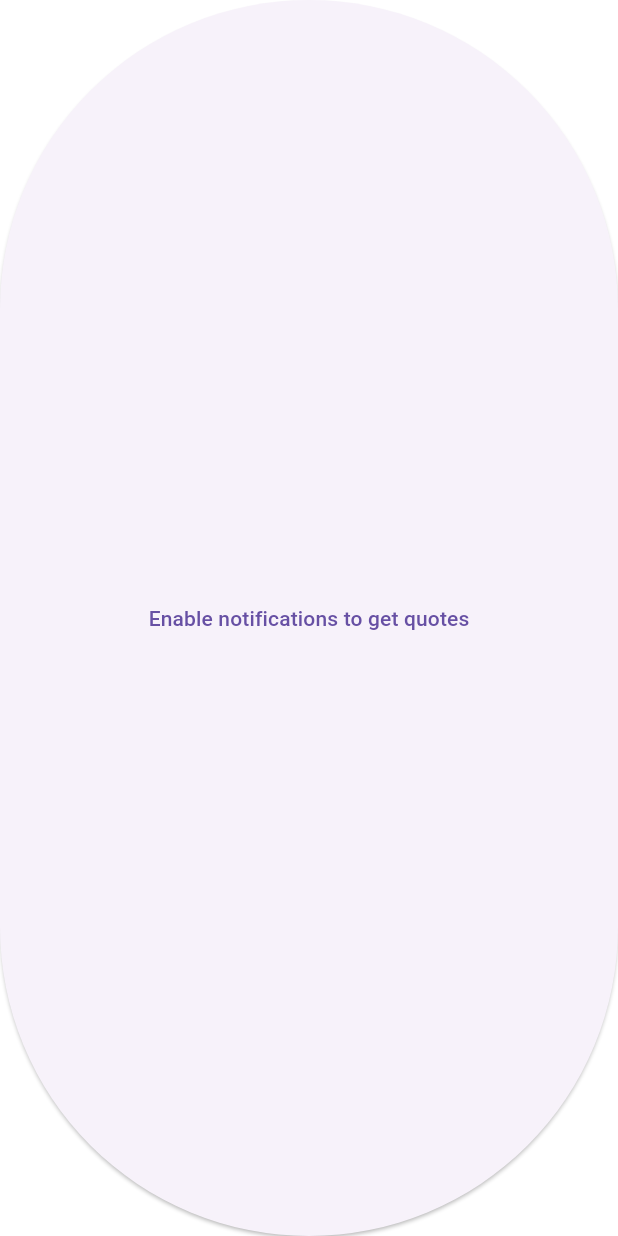
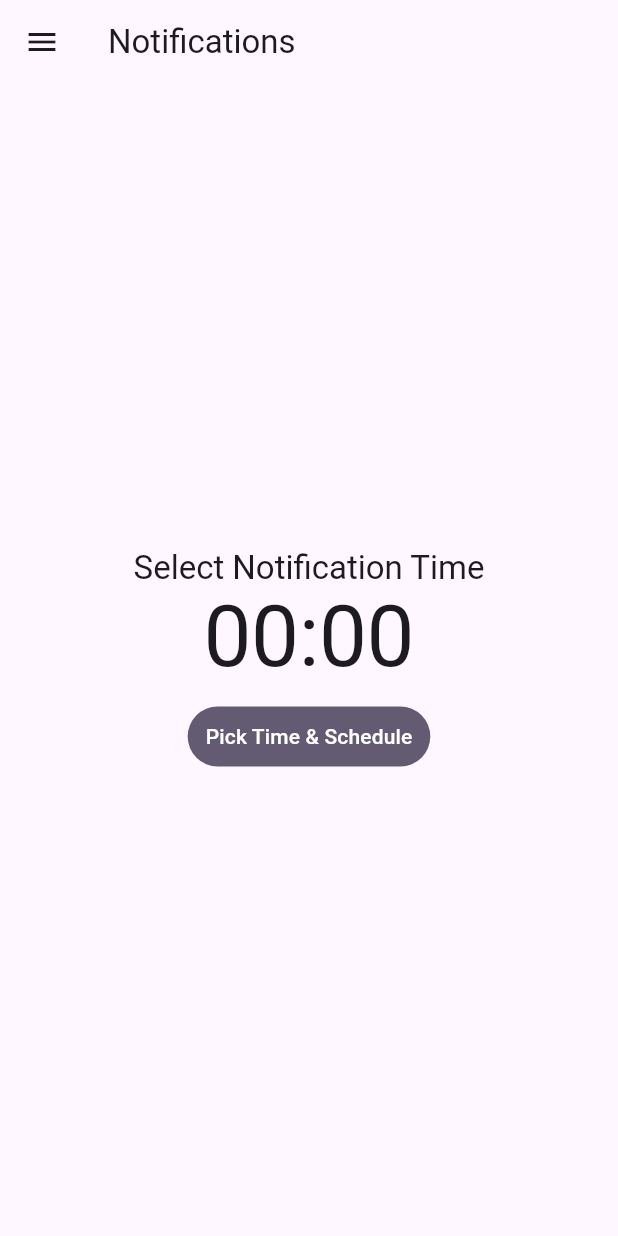
Before and after one commit to RinciAtrey/Quote, a Flutter app: the NotificationPage screen opened by its route, on a phone screen of 412 x 824 dp. Run offline on Flutter 3.47's test engine with Material 3 defaults, Android fonts, the phone set to English and light mode, and no system bars; our stand-ins replace flutter_card_swiper, flutter_local_notifications, flutter_snake_navigationbar, permission_handler, share_plus, shared_preferences and 2 more; missing offline and left inert: day_night_time_picker; accounts and stored records are empty; network calls fail.

Commit message:
Added notifications permission.

```diff
--- a/lib/view/MainPages/notificationPage.dart
+++ b/lib/view/MainPages/notificationPage.dart
@@ -1,6 +1,8 @@
 import 'package:flutter/material.dart';
 import 'package:day_night_time_picker/day_night_time_picker.dart';
+import 'package:flutter_local_notifications/flutter_local_notifications.dart';
 import 'package:permission_handler/permission_handler.dart';
+import 'package:shared_preferences/shared_preferences.dart';
 import '../../Utils/notifications/notification_service.dart';
 
 class NotificationPage extends StatefulWidget {
@@ -10,25 +12,69 @@
   State<NotificationPage> createState() => _NotificationPageState();
 }
 
-class _NotificationPageState extends State<NotificationPage> {
+class _NotificationPageState extends State<NotificationPage>
+    with WidgetsBindingObserver {
   Time selectedTime = Time(hour: 11, minute: 30);
   final NotificationService _notificationService = NotificationService();
-  bool _hasAsked = false;
+
   bool? _permissionGranted;
-
-  Future<void> _onEnablePressed() async {
-    setState(() => _hasAsked = true);
-    final granted = await NotificationService().requestPermission();
-    setState(() => _permissionGranted = granted);
-    if (granted) print("user allowed");
-  }
+  bool _checking = true;
 
   @override
   void initState() {
     super.initState();
+    WidgetsBinding.instance.addObserver(this);
+    _notificationService.initNotifications();
+    _checkPermission();
   }
 
-  Future<void> onTimeChanged(Time newTime) async {
+  @override
+  void dispose() {
+    WidgetsBinding.instance.removeObserver(this);
+    super.dispose();
+  }
+
+  // Re-check permission when app comes back to foreground
+  @override
+  void didChangeAppLifecycleState(AppLifecycleState state) {
+    if (state == AppLifecycleState.resumed) {
+      _checkPermission();
+    }
+  }
+
+  Future<void> _checkPermission() async {
+    setState(() => _checking = true);
+
+    // Android
+    final androidStatus = await Permission.notification.status;
+
+    final granted = androidStatus.isGranted;
+
+    setState(() {
+      _permissionGranted = granted;
+      _checking = false;
+    });
+  }
+
+  Future<void> _requestPermission() async {
+    try {
+      final granted = await _notificationService.requestPermission();
+      setState(() => _permissionGranted = granted);
+      ScaffoldMessenger.of(context).showSnackBar(
+        SnackBar(
+          content: Text(granted
+              ? "You have given notification permission 👍"
+              : "Permission denied. You can enable it in Settings."),
+        ),
+      );
+    } catch (e) {
+      ScaffoldMessenger.of(context).showSnackBar(
+        SnackBar(content: Text("Error requesting permission: $e")),
+      );
+    }
+  }
+
+  Future<void> _onTimeChanged(Time newTime) async {
     setState(() => selectedTime = newTime);
 
     // Cancel any existing notifications
@@ -51,24 +97,79 @@
   }
 
 
+
+
   @override
   Widget build(BuildContext context) {
-    if (!_hasAsked || _permissionGranted == null) {
-      return ElevatedButton(
-        onPressed: _onEnablePressed,
-        child: Text("Enable notifications to get quotes"),
-      );
-    } else if (_permissionGranted == false) {
-      return ElevatedButton(
-        onPressed: () => openAppSettings(),
-        child: Text("Open Settings to enable"),
+    Widget child;
+
+    if (_checking) {
+      child = const CircularProgressIndicator();
+    } else if (_permissionGranted == true) {
+      child = Column(
+        mainAxisSize: MainAxisSize.min,
+        children: [
+          Text(
+            "Select Notification Time",
+            style: Theme.of(context).textTheme.titleLarge,
+          ),
+          Text(
+            "${selectedTime.hour.toString().padLeft(2, '0')}:"
+            "${selectedTime.minute.toString().padLeft(2, '0')}",
+            style: Theme.of(context).textTheme.displayLarge,
+          ),
+          const SizedBox(height: 10),
+          TextButton(
+            style: TextButton.styleFrom(
+              backgroundColor: Theme.of(context).colorScheme.secondary,
+            ),
+            onPressed: () {
+              Navigator.of(context).push(
+                showPicker(
+                  context: context,
+                  value: selectedTime,
+                  sunrise: const TimeOfDay(hour: 6, minute: 0),
+                  sunset: const TimeOfDay(hour: 18, minute: 0),
+                  onChange: _onTimeChanged,
+                  minuteInterval: TimePickerInterval.FIVE,
+                ),
+              );
+            },
+            child: const Text(
+              "Pick Time & Schedule",
+              style: TextStyle(color: Colors.white),
+            ),
+          ),
+        ],
       );
     } else {
-      return SizedBox.shrink(); // or another UI when already allowed
+      // not granted
+      child = ElevatedButton(
+        onPressed: () async {
+          // if user previously denied permanently, open settings
+          final status = await Permission.notification.status;
+          if (status.isPermanentlyDenied) {
+            openAppSettings();
+          } else {
+            _requestPermission();
+          }
+        },
+        child: Text("Enable notifications in settings"),
+      );
     }
+
+    return Scaffold(
+      appBar: AppBar(
+        title: const Text("Notifications"),
+        leading: IconButton(
+          icon: const Icon(Icons.menu),
+          onPressed: () {},
+        ),
+      ),
+      body: Center(child: child),
+    );
   }
 }
-
 
 // Text(
 //   "Select Notification Time",
--- a/pubspec.yaml
+++ b/pubspec.yaml
@@ -41,7 +41,7 @@
   share_plus: ^11.0.0
   flutter_snake_navigationbar: ^0.6.1
   flutter_card_swiper: ^7.0.2
-  permission_handler: ^10.4.0
+  permission_handler: ^12.0.1
 
   # The following adds the Cupertino Icons font to your application.
   # Use with the CupertinoIcons class for iOS style icons.
```
Also changed, not shown: pubspec.lock, 1 other file.
